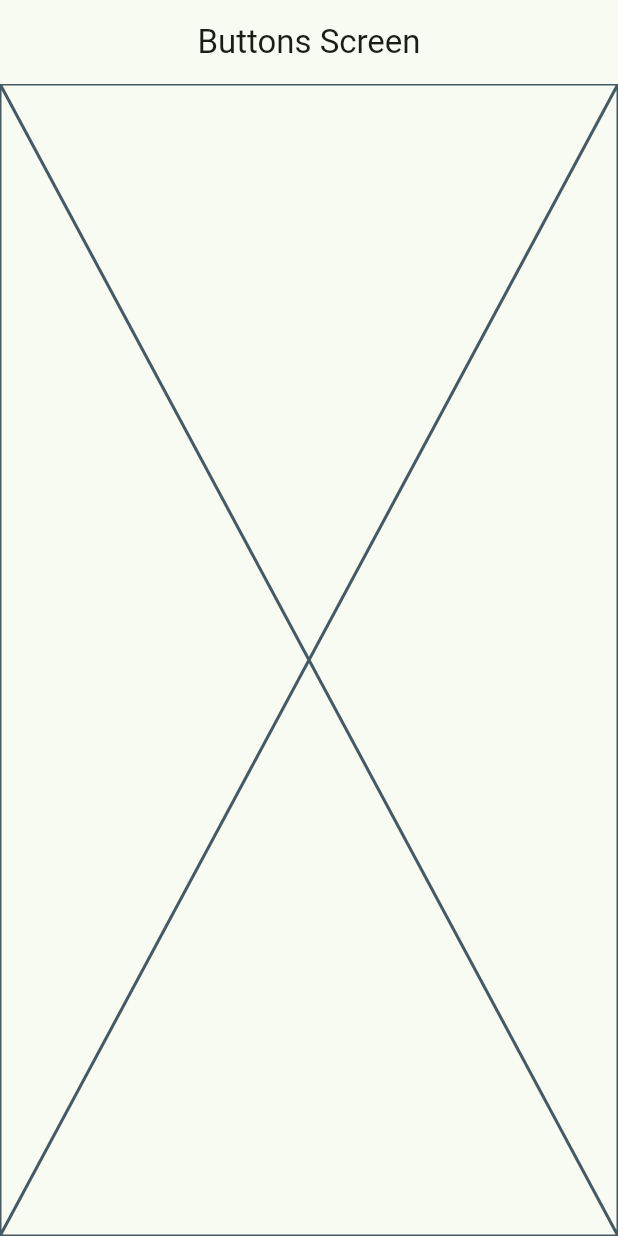
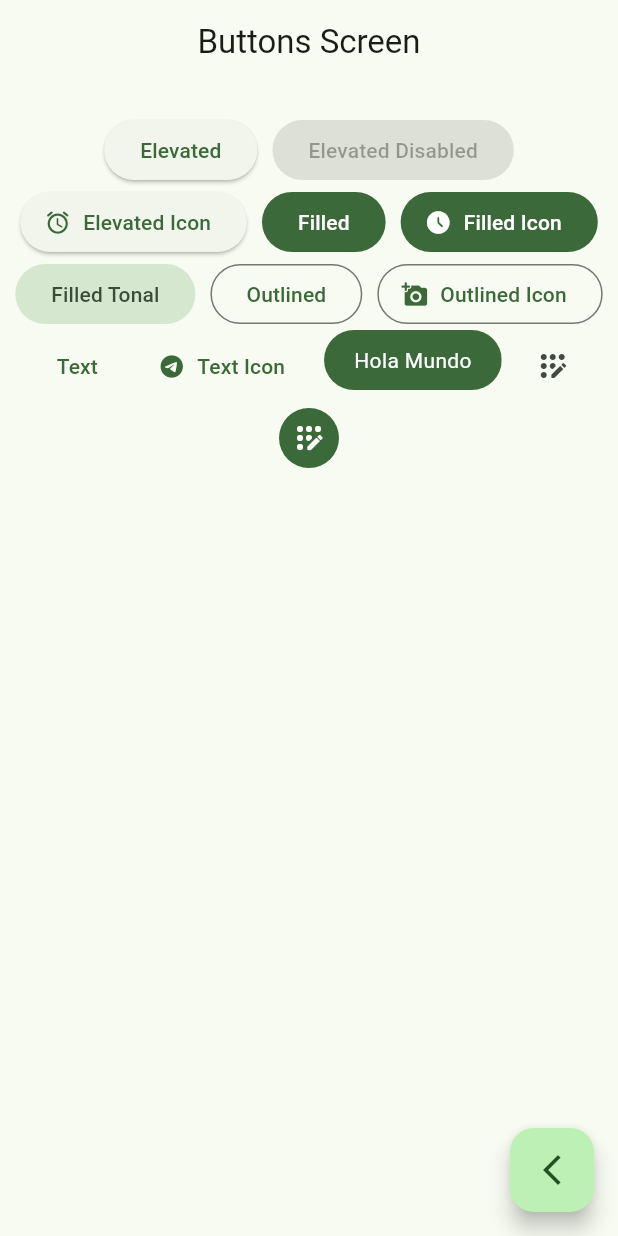
Before and after one commit to TonyNina/widgets_app, a Flutter app: the ButtonsScreen screen opened by its route, on a phone screen of 412 x 824 dp. Run offline on Flutter 3.47's test engine with Material 2 defaults, Android fonts, the phone set to English and light mode, and no system bars; our stand-ins replace go_router.

Commit message:
Button screen finished

```diff
--- a/lib/presentation/screens/buttons/buttons.dart
+++ /dev/null
@@ -1,18 +0,0 @@
-import 'package:flutter/material.dart';
-
-class ButtonsScreen extends StatelessWidget {
-
-  static const String name = 'buttons_screen';
-
-  const ButtonsScreen({super.key});
-
-  @override
-  Widget build(BuildContext context) {
-    return Scaffold(
-      appBar: AppBar(
-        title: const Text('Buttons Screen')
-      ),
-      body: const Placeholder(),
-    );
-  }
-}
--- /dev/null
+++ b/lib/presentation/screens/buttons/buttons_screen.dart
@@ -0,0 +1,118 @@
+import 'package:flutter/material.dart';
+import 'package:go_router/go_router.dart';
+
+class ButtonsScreen extends StatelessWidget {
+
+  static const String name = 'buttons_screen';
+
+  const ButtonsScreen({super.key});
+
+  @override
+  Widget build(BuildContext context) {
+    return Scaffold(
+      appBar: AppBar(
+        title: const Text('Buttons Screen')
+      ),
+      body: const _ButtonsView(),
+      floatingActionButton: FloatingActionButton(
+        child: const Icon(Icons.arrow_back_ios_new_outlined),
+        onPressed: () {
+          context.pop();
+        },
+      ),
+    );
+  }
+}
+
+class _ButtonsView extends StatelessWidget {
+  const _ButtonsView();
+
+  @override
+  Widget build(BuildContext context) {
+
+    final colors = Theme.of(context).colorScheme;
+    return SizedBox(
+      width: double.infinity,
+      child: Padding(
+        padding: const EdgeInsets.symmetric(horizontal: 10, vertical: 20),
+        child: Wrap(
+          spacing: 10,
+          alignment: WrapAlignment.center,
+          children: [
+            ElevatedButton(onPressed:() {}, child: const Text('Elevated')),
+            const ElevatedButton(onPressed:null, child: Text('Elevated Disabled')),
+
+            ElevatedButton.icon(
+            onPressed: (){},
+            icon: const Icon(Icons.access_alarm_rounded),
+            label: const Text('Elevated Icon')),
+
+            FilledButton(onPressed: (){}, child: const Text('Filled')),
+            FilledButton.icon(
+            onPressed: (){},
+            icon: const Icon(Icons.access_time_filled_rounded),
+            label: const Text('Filled Icon')),
+
+            FilledButton.tonal(onPressed: (){},
+            child: const Text('Filled Tonal')),
+
+            OutlinedButton(onPressed: (){}, child: const Text('Outlined')),
+            OutlinedButton.icon(
+            onPressed: (){},
+            icon: const Icon(Icons.add_a_photo_rounded),
+            label: const Text('Outlined Icon')),
+
+            TextButton(onPressed: (){}, child: const Text('Text')),
+            TextButton.icon(
+              onPressed: (){},
+              icon: const Icon(Icons.telegram_rounded),
+              label: const Text('Text Icon')),
+
+
+            //TODO: Custom Button
+            const CustomButton(),
+
+
+            IconButton(onPressed: (){}, icon: const Icon(Icons.app_registration_rounded)),
+            IconButton(
+            onPressed: (){},
+            icon: const Icon(Icons.app_registration_rounded),
+            style: ButtonStyle(
+              backgroundColor: MaterialStatePropertyAll(colors.primary),
+              iconColor: const MaterialStatePropertyAll(Colors.white)
+
+            )),
+
+
+
+          ],
+        ),
+      ),
+    );
+  }
+}
+
+//Boton personalizado
+
+class CustomButton extends StatelessWidget {
+  const CustomButton({super.key});
+
+  @override
+  Widget build(BuildContext context) {
+
+    final colors = Theme.of(context).colorScheme;
+
+    return ClipRRect(
+      borderRadius: BorderRadius.circular(20),
+      child: Material(
+        color: colors.primary,
+        child: InkWell(
+          onTap: () {},
+          child: const Padding(
+            padding: EdgeInsets.symmetric( horizontal: 20, vertical: 10),
+            child: Text('Hola Mundo', style: TextStyle(color: Colors.white ))),
+        ),
+      ),
+    );
+  }
+}
--- a/lib/presentation/screens/home/home_screen.dart
+++ b/lib/presentation/screens/home/home_screen.dart
@@ -1,7 +1,7 @@
 import 'package:flutter/material.dart';
 import 'package:go_router/go_router.dart';
 import 'package:widgets_app/config/menu/menu_items.dart';
-import 'package:widgets_app/presentation/screens/cards/cards_screen.dart';
+import 'package:widgets_app/presentation/screens/buttons/buttons_screen.dart';
 
 
 class HomeScreen extends StatelessWidget {
@@ -70,8 +70,10 @@ class _CustomListTile extends StatelessWidget {
         // );
         // Navigator.pushNamed(context, menuItem.link);
 
-       context.pushNamed(CardsScreen.name);
-       // context.push(menuItem.link);
+
+        // context.push(menuItem.link);
+       context.pushNamed(ButtonsScreen.name);
+
 
 
 
--- a/lib/presentation/screens/screens.dart
+++ b/lib/presentation/screens/screens.dart
@@ -1,5 +1,5 @@
 
 //Este archivo se va encargar de exportar todo lo que son mis SCREENS
-export 'package:widgets_app/presentation/screens/buttons/buttons.dart';
+export 'package:widgets_app/presentation/screens/buttons/buttons_screen.dart';
 export 'package:widgets_app/presentation/screens/cards/cards_screen.dart';
 export 'package:widgets_app/presentation/screens/home/home_screen.dart';
```
Also changed, not shown: lib/main.dart (line endings or trailing spaces).
